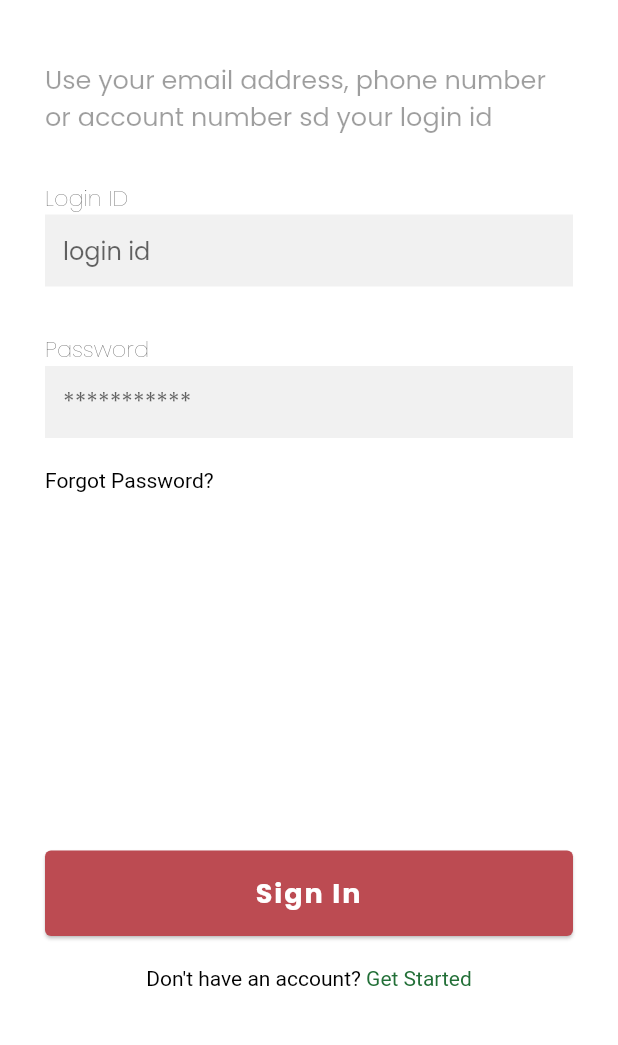
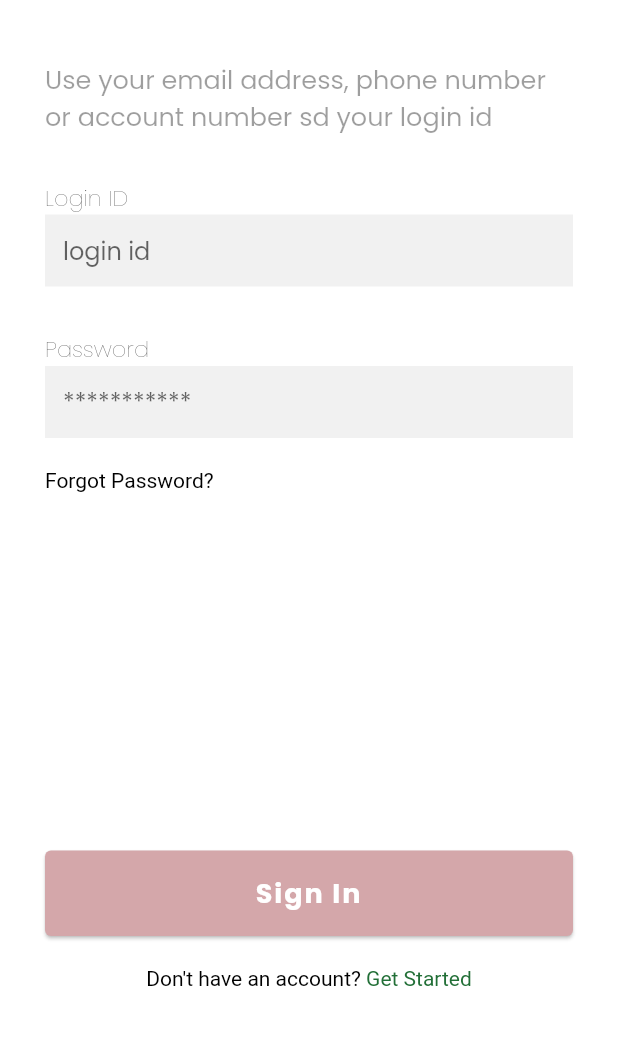
Before and after one commit to anjolaoluwaakindipe/islandmfb_flutter_version, a Flutter app: the LoginPage screen opened directly, on a phone screen of 412 x 824 dp, the part 186-1231 px from its top. Run offline on Flutter 3.47's test engine with Material 2 defaults, Android fonts, the phone set to English and light mode, and no system bars; drawn by our look-alikes of loader_overlay; our stand-ins replace flutter_svg, get, google_fonts; missing offline and left inert: flutter_initicon.

Commit message:
Before merge with moses on 25 February 2022

```diff
--- a/lib/components/shared/app_button.dart
+++ b/lib/components/shared/app_button.dart
@@ -1,32 +1,46 @@
 import 'package:flutter/material.dart';
 import 'package:islandmfb_flutter_version/utilities/colors.dart';
 
-class AppButton extends StatelessWidget {
-  const AppButton({Key? key, required this.text, required this.onPress})
+class AppButton extends StatefulWidget {
+  AppButton(
+      {Key? key,
+      required this.text,
+      required this.onPress,
+      this.isDisabled = false})
       : super(key: key);
 
   final String text;
 
   final dynamic onPress;
+  final bool isDisabled;
 
+  @override
+  State<AppButton> createState() => _AppButtonState();
+}
 
+class _AppButtonState extends State<AppButton> {
   @override
   Widget build(BuildContext context) {
     return SizedBox(
       width: double.infinity,
       child: ElevatedButton(
-        onPressed: onPress,
+        onPressed: widget.isDisabled ? null : widget.onPress,
         child: Padding(
           padding: const EdgeInsets.all(15.0),
           child: Text(
-            text,
+            widget.text,
             textAlign: TextAlign.center,
             style: const TextStyle(
-                fontSize: 18, fontWeight: FontWeight.w700, letterSpacing: 1.3),
+                fontSize: 18,
+                fontWeight: FontWeight.w700,
+                letterSpacing: 1.3,
+                color: whiteColor),
           ),
         ),
         style: ButtonStyle(
-          backgroundColor: MaterialStateProperty.all<Color>(primaryColor),
+          backgroundColor: widget.isDisabled
+              ? MaterialStateProperty.all<Color>(disabledColor)
+              : MaterialStateProperty.all<Color>(primaryColor),
           elevation: MaterialStateProperty.all(1),
         ),
       ),
--- a/lib/components/shared/app_textfield.dart
+++ b/lib/components/shared/app_textfield.dart
@@ -4,11 +4,18 @@ import 'package:flutter/material.dart';
 import '../../utilities/colors.dart';
 
 class AppTextField extends StatelessWidget {
-  AppTextField({Key? key, this.label = "", this.hint = "",  required this.textController}) : super(key: key);
+  AppTextField(
+      {Key? key,
+      this.label = "",
+      this.hint = "",
+      required this.textController,
+      this.onChanged})
+      : super(key: key);
 
   String label;
   String hint;
   TextEditingController textController;
+  var onChanged;
 
   @override
   Widget build(BuildContext context) {
@@ -19,7 +26,7 @@ class AppTextField extends StatelessWidget {
         children: [
           Text(
             label,
-            style:const TextStyle(
+            style: const TextStyle(
               fontSize: 15,
               fontWeight: FontWeight.w200,
             ),
@@ -32,6 +39,7 @@ class AppTextField extends StatelessWidget {
               fillColor: accentColor,
             ),
             controller: textController,
+            onChanged: onChanged,
           ),
         ],
       ),
--- a/lib/main.dart
+++ b/lib/main.dart
@@ -4,6 +4,7 @@ import 'package:google_fonts/google_fonts.dart';
 import 'package:islandmfb_flutter_version/pages/get_started_page.dart';
 import 'package:islandmfb_flutter_version/pages/home_page.dart';
 import 'package:islandmfb_flutter_version/pages/lets_get_started_page.dart';
+import 'package:islandmfb_flutter_version/pages/login_page.dart';
 
 void main() {
   runApp(const MyApp());
@@ -35,7 +36,7 @@ class MyApp extends StatelessWidget {
             bodyColor: const Color(0xFF333333),
             displayColor: const Color(0xFF333333)),
       ),
-      home: const HomePage(),
+      home: LoginPage(),
     );
   }
 }
--- a/lib/pages/login_page.dart
+++ b/lib/pages/login_page.dart
@@ -1,3 +1,4 @@
+import 'package:flutter/gestures.dart';
 import 'package:flutter/material.dart';
 import 'package:flutter_svg/svg.dart';
 import 'package:get/get.dart';
@@ -5,6 +6,7 @@ import 'package:islandmfb_flutter_version/components/shared/app_alert_dialogue.d
 import 'package:islandmfb_flutter_version/components/shared/app_button.dart';
 import 'package:islandmfb_flutter_version/components/shared/app_textfield.dart';
 import 'package:islandmfb_flutter_version/pages/home_page.dart';
+import 'package:islandmfb_flutter_version/pages/lets_get_started_page.dart';
 import 'package:islandmfb_flutter_version/requests/account_request.dart';
 import 'package:islandmfb_flutter_version/state/account_state_controller.dart';
 import 'package:islandmfb_flutter_version/state/loading_state_controller.dart';
@@ -14,9 +16,15 @@ import 'package:islandmfb_flutter_version/state/user_state_controller.dart';
 import 'package:islandmfb_flutter_version/utilities/colors.dart';
 import 'package:loader_overlay/loader_overlay.dart';
 
-class LoginPage extends StatelessWidget {
+class LoginPage extends StatefulWidget {
   LoginPage({Key? key}) : super(key: key);
 
+  @override
+  State<LoginPage> createState() => _LoginPageState();
+}
+
+class _LoginPageState extends State<LoginPage> {
+  // TextControllers
   final passwordTextController = TextEditingController();
   final loginIdController = TextEditingController();
 
@@ -25,10 +33,12 @@ class LoginPage extends StatelessWidget {
   final accountState = Get.put(AccountStateController());
   final userState = Get.put(UserStateController());
 
+  // page state
+  bool isButtonDisabled = true;
+
   @override
   Widget build(BuildContext context) {
     void userLoginOnClick() async {
-
       context.loaderOverlay.show();
 
       final token = tokenState.tokenState;
@@ -40,10 +50,11 @@ class LoginPage extends StatelessWidget {
 
       if (token.containsKey("access_token")) {
         await userState.setUserStateFromLogin(token["access_token"]);
+        print(user);
       }
 
       // if (user.containsKey("customer_no")) {
-      //   print("has customer no");
+      //   print(getAccountInfo("0002"));
       //   await accountState
       //       .setAccountStateFromLogin(user["customer_no"].toString());
       // }
@@ -71,7 +82,8 @@ class LoginPage extends StatelessWidget {
                   ],
                 ),
             barrierDismissible: true);
-        Get.to(HomePage());
+
+        Get.offAll(const HomePage());
       } else {
         showDialog(
             context: context,
@@ -93,6 +105,19 @@ class LoginPage extends StatelessWidget {
                   ],
                 ),
             barrierDismissible: true);
+      }
+    }
+
+    void isTextFieldBlankValidation(String value) {
+      if (loginIdController.text.isEmpty ||
+          passwordTextController.text.isEmpty) {
+        setState(() {
+          isButtonDisabled = true;
+        });
+      } else {
+        setState(() {
+          isButtonDisabled = false;
+        });
       }
     }
 
@@ -135,6 +160,7 @@ class LoginPage extends StatelessWidget {
                         hint: "login id",
                         key: Key(1.toString()),
                         textController: loginIdController,
+                        onChanged: isTextFieldBlankValidation,
                       ),
                       const SizedBox(
                         height: 30,
@@ -144,6 +170,7 @@ class LoginPage extends StatelessWidget {
                         hint: "***********",
                         key: Key(2.toString()),
                         textController: passwordTextController,
+                        onChanged: isTextFieldBlankValidation,
                       ),
                       const SizedBox(
                         height: 20,
@@ -158,21 +185,29 @@ class LoginPage extends StatelessWidget {
                   Column(
                     crossAxisAlignment: CrossAxisAlignment.start,
                     children: [
-                      AppButton(text: "Sign In", onPress: userLoginOnClick),
+                      AppButton(
+                        text: "Sign In",
+                        onPress: userLoginOnClick,
+                        isDisabled: isButtonDisabled,
+                      ),
                       const SizedBox(
                         height: 20,
                       ),
                       Center(
                         child: RichText(
-                          text: const TextSpan(
+                          text: TextSpan(
                             children: <TextSpan>[
-                              TextSpan(
+                              const TextSpan(
                                 text: "Don't have an account? ",
                                 style: TextStyle(color: blackColor),
                               ),
                               TextSpan(
                                 text: "Get Started",
-                                style: TextStyle(color: successColor),
+                                style: const TextStyle(color: successColor),
+                                recognizer: TapGestureRecognizer()
+                                  ..onTap = () {
+                                    Get.to(const LetsGetStartedPage());
+                                  },
                               ),
                             ],
                           ),
```
